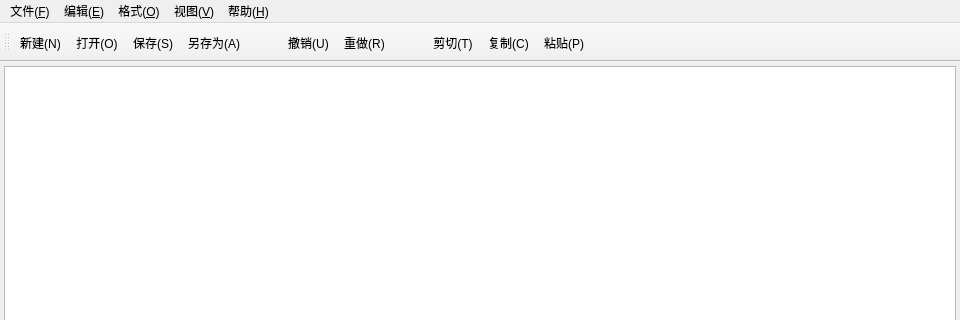
Above: SimpleTextEditor/mainwindow.ui from WYH0916-DEL/QtCourse before the change; both pictures show x 0 to 960 and y 0 to 320 of the 960 by 680 pixel window. Below: the same form after it.
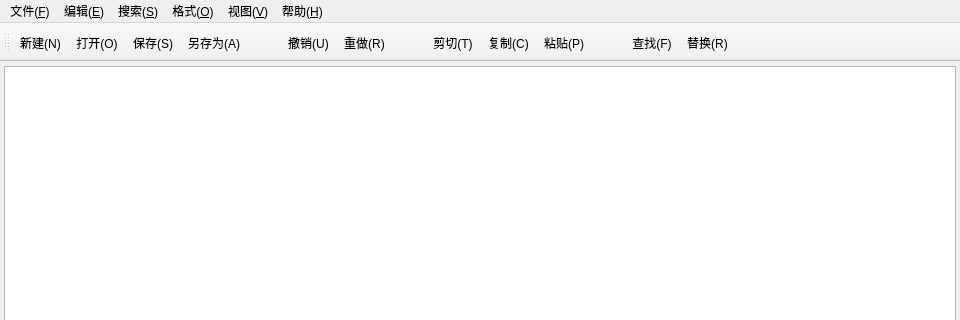
That is the form after the change.

Commit message:
feat: 添加查找、替换与关于对话框
实现：
- 新增查找对话框 FindDialog：输入关键字点“查找下一个”，从头循环找，找不到弹提示
- 新增替换对话框 ReplaceDialog：支持替换当前处和全部替换，全部替换后报告次数
- 关于对话框改为自定义 AboutDialog，写上版本和学号姓名
- 主窗口增加“搜索”菜单，工具栏补上查找/替换按钮
测试：造一段带重复词的文本，查找和全部替换结果都正确，对话框是非模态的不挡编辑。

Diff of the .ui file:
```diff
--- a/SimpleTextEditor/mainwindow.ui
+++ b/SimpleTextEditor/mainwindow.ui
@@ -68,6 +68,13 @@
     <addaction name="separator2"/>
     <addaction name="actionSelectAll"/>
    </widget>
+   <widget class="QMenu" name="menuSearch">
+    <property name="title">
+     <string>搜索(&amp;S)</string>
+    </property>
+    <addaction name="actionFind"/>
+    <addaction name="actionReplace"/>
+   </widget>
    <widget class="QMenu" name="menuFormat">
     <property name="title">
      <string>格式(&amp;O)</string>
@@ -96,6 +103,7 @@
    </widget>
    <addaction name="menuFile"/>
    <addaction name="menuEdit"/>
+   <addaction name="menuSearch"/>
    <addaction name="menuFormat"/>
    <addaction name="menuView"/>
    <addaction name="menuHelp"/>
@@ -122,6 +130,8 @@
    <addaction name="actionCopy"/>
    <addaction name="actionPaste"/>
    <addaction name="separator6"/>
+   <addaction name="actionFind"/>
+   <addaction name="actionReplace"/>
   </widget>
   <widget class="QStatusBar" name="statusBar"/>
   <action name="actionNew">
@@ -212,6 +222,22 @@
     <string>Ctrl+A</string>
    </property>
   </action>
+  <action name="actionFind">
+   <property name="text">
+    <string>查找(&amp;F)...</string>
+   </property>
+   <property name="shortcut">
+    <string>Ctrl+F</string>
+   </property>
+  </action>
+  <action name="actionReplace">
+   <property name="text">
+    <string>替换(&amp;R)...</string>
+   </property>
+   <property name="shortcut">
+    <string>Ctrl+H</string>
+   </property>
+  </action>
   <action name="actionFont">
    <property name="text">
     <string>字体(&amp;F)...</string>
```
The commit also changes 12 other files.
